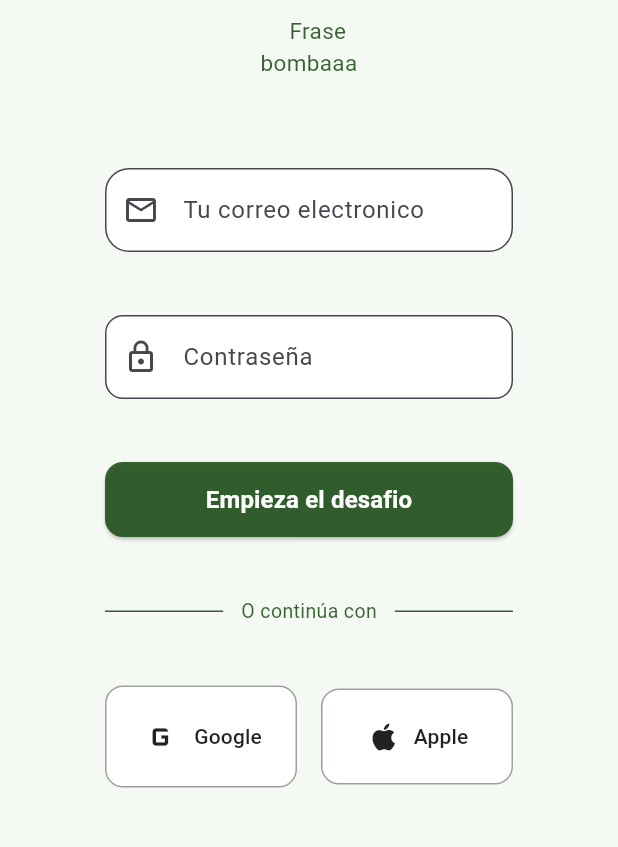
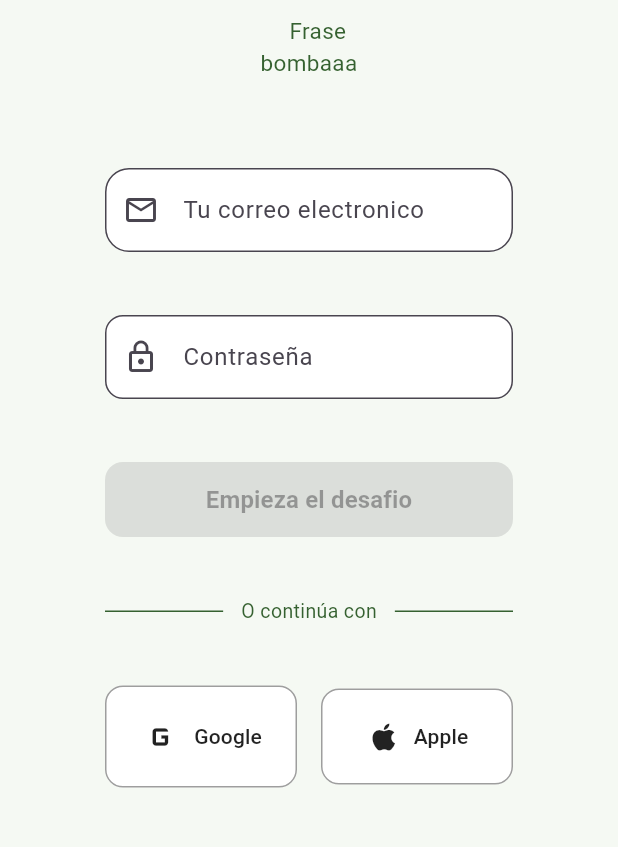
Before and after one commit to SergioGarciaAf/YSfit, a Flutter app: the screen it shows after launch, on a phone screen of 412 x 824 dp, the part 375-1222 px from its top. Run offline on Flutter 3.47's test engine with Material 3 defaults, Android fonts, the phone set to English and light mode, and no system bars; our stand-ins replace bloc, equatable, flutter_bloc; generated files the repository leaves out were written again; Roboto replaces fonts that are missing (RobotoMono).

Commit message:
Bloc login explanation, and create mock of LoginService

```diff
--- a/APP/ysfit/lib/app/view/app.dart
+++ b/APP/ysfit/lib/app/view/app.dart
@@ -1,13 +1,25 @@
 import 'package:flutter/material.dart';
+import 'package:flutter_bloc/flutter_bloc.dart';
+import 'package:ysfit/features/login/view/login_page.dart';
 import 'package:ysfit/features/login/view/login_view.dart';
 import 'package:ysfit/l10n/l10n.dart';
+import 'package:ysfit/services/login_service.dart';
 
 class App extends StatelessWidget {
-  const App({super.key});
+  const App({
+    required LoginService loginService
+}) :
+      _loginService = loginService;
+
+  final LoginService _loginService;
 
   @override
   Widget build(BuildContext context) {
-    return MaterialApp(
+    return MultiRepositoryProvider(
+        providers: [
+          RepositoryProvider.value(value: _loginService)
+        ],
+        child: MaterialApp(
       theme: ThemeData(
         appBarTheme: AppBarTheme(
           backgroundColor: Theme.of(context).colorScheme.inversePrimary,
@@ -16,7 +28,7 @@ class App extends StatelessWidget {
       ),
       localizationsDelegates: AppLocalizations.localizationsDelegates,
       supportedLocales: AppLocalizations.supportedLocales,
-      home: const LoginView(), //home pantalla principal
-    );
+      home: LoginPage(), //home pantalla principal
+    ));
   }
 }
--- a/APP/ysfit/lib/features/login/bloc/login_bloc.dart
+++ b/APP/ysfit/lib/features/login/bloc/login_bloc.dart
@@ -0,0 +1,45 @@
+import 'dart:async';
+import 'dart:math';
+
+import 'package:bloc/bloc.dart';
+import 'package:equatable/equatable.dart';
+import 'package:ysfit/services/login_service.dart';
+
+part 'login_event.dart';
+part 'login_state.dart';
+
+class LoginBloc extends Bloc<LoginEvent, LoginState> {
+  LoginBloc({
+    required LoginService loginService
+}) :
+      _loginService = loginService,
+        super(LoginInitialState()) {
+    on<LoginUserPassEvent>(_loginUserPassRequested);
+    on<LoginGoogleEvent>(_loginGoogleRequested);
+    on<LoginAppleEvent>(_loginAppleRequested);
+  }
+
+  final LoginService _loginService;
+
+  FutureOr<void> _loginUserPassRequested(LoginUserPassEvent event, Emitter<LoginState> emit) async {
+    emit(LoginLoadingState());
+
+    final ok = await _loginService.doSignIn('', '');
+
+    if(ok) {
+      emit(LoginCompletedState());
+    } else {
+      emit(LoginErrorState());
+    }
+  }
+
+  FutureOr<void> _loginGoogleRequested(LoginGoogleEvent event, Emitter<LoginState> emit) {
+    print('Login google');
+    emit(LoginLoadingState());
+  }
+
+  FutureOr<void> _loginAppleRequested(LoginAppleEvent event, Emitter<LoginState> emit) {
+    emit(LoginErrorState());
+    print('Login apple');
+  }
+}
--- a/APP/ysfit/lib/features/login/bloc/login_event.dart
+++ b/APP/ysfit/lib/features/login/bloc/login_event.dart
@@ -0,0 +1,17 @@
+part of 'login_bloc.dart';
+
+
+sealed class LoginEvent extends Equatable {
+  @override
+  List<Object?> get props => [];
+}
+
+class LoginUserPassEvent extends LoginEvent {
+
+}
+
+class LoginGoogleEvent extends LoginEvent {
+}
+
+class LoginAppleEvent extends LoginEvent {
+}
--- a/APP/ysfit/lib/features/login/bloc/login_state.dart
+++ b/APP/ysfit/lib/features/login/bloc/login_state.dart
@@ -0,0 +1,21 @@
+part of 'login_bloc.dart';
+
+sealed class LoginState extends Equatable {
+  @override
+  List<Object?> get props => [];
+}
+
+class LoginInitialState extends LoginState {
+}
+
+class LoginErrorState extends LoginState {
+
+}
+
+class LoginLoadingState extends LoginState {
+
+}
+
+class LoginCompletedState extends LoginState {
+
+}
--- a/APP/ysfit/lib/features/login/view/login_page.dart
+++ b/APP/ysfit/lib/features/login/view/login_page.dart
@@ -0,0 +1,14 @@
+import 'package:flutter/cupertino.dart';
+import 'package:flutter_bloc/flutter_bloc.dart';
+import 'package:ysfit/features/login/bloc/login_bloc.dart';
+import 'package:ysfit/features/login/view/login_view.dart';
+import 'package:ysfit/services/login_service.dart';
+
+class LoginPage extends StatelessWidget {
+  @override
+  Widget build(BuildContext context)
+    => BlocProvider(
+        create: (_) => LoginBloc(loginService: context.read<LoginService>()),
+        child: LoginView());
+
+}
--- a/APP/ysfit/lib/features/login/view/login_view.dart
+++ b/APP/ysfit/lib/features/login/view/login_view.dart
@@ -1,23 +1,53 @@
 import 'package:flutter/material.dart';
+import 'package:flutter_bloc/flutter_bloc.dart';
+import 'package:ysfit/features/login/bloc/login_bloc.dart';
+import 'package:ysfit/features/login/view/widgets/login_google.dart';
 
 class LoginView extends StatelessWidget {
   const LoginView({super.key});
   @override
   Widget build(BuildContext context) {
-    return const Scaffold(
-      body: AppLoginWindows(),
+    return Scaffold(
+      body: BlocConsumer<LoginBloc, LoginState>(
+          builder: (context, state) => AppLoginWindows(state),
+          listener: _runningListener,
+          buildWhen: (previousState, currentState) => currentState is! LoginCompletedState,
+          listenWhen: (previousState, currentState) => currentState is LoginCompletedState),
+
       backgroundColor: Color.fromARGB(202, 242, 247, 240),
     );
+  }
+
+  void _runningListener(BuildContext context, LoginState state) {
+      if(state is LoginCompletedState) {
+        //Navigator.of(context).push();
+      }
   }
 }
 
 class AppLoginWindows extends StatelessWidget {
-  const AppLoginWindows({super.key});
+  AppLoginWindows(this.state);
+
+  final LoginState state;
 
   @override
   Widget build(BuildContext context) {
     // Envuelvo todo en SingleChildScrollView para que no se salga
-    return const SingleChildScrollView(
+    return Stack(children: [
+      Positioned.fill(child: LoginContent(state)),
+    ]);
+  }
+
+}
+
+class LoginContent extends StatelessWidget {
+  LoginContent(this.state);
+
+  final LoginState state;
+
+  @override
+  Widget build(BuildContext context)
+    => SingleChildScrollView(
       child: Column(
         children: [
           SizedBox(height: 40),
@@ -40,6 +70,12 @@ class AppLoginWindows extends StatelessWidget {
             padding: EdgeInsets.symmetric(horizontal: 70, vertical: 22),
             child: EnterPassword(),
           ),
+
+          if(state is LoginLoadingState)
+            const CircularProgressIndicator(),
+
+          if(state is LoginErrorState)
+            ErrorText(),
 
           Padding(
             padding: EdgeInsets.symmetric(horizontal: 70, vertical: 20),
@@ -73,7 +109,12 @@ class AppLoginWindows extends StatelessWidget {
         ],
       ),
     );
-  }
+}
+
+class ErrorText extends StatelessWidget {
+  @override
+  Widget build(BuildContext context)
+    => Text('Error');
 }
 
 class Apple extends StatelessWidget {
@@ -100,29 +141,7 @@ class Apple extends StatelessWidget {
   }
 }
 
-class Google extends StatelessWidget {
-  const Google({
-    super.key,
-  });
 
-  @override
-  Widget build(BuildContext context) {
-    return OutlinedButton.icon(
-      onPressed: () {},
-      icon: const Icon(Icons.g_mobiledata, size: 28),
-      label: const Text('Google'),
-      style: OutlinedButton.styleFrom(
-        foregroundColor: const Color.fromARGB(221, 0, 0, 0),
-        backgroundColor: Colors.white,
-        padding: const EdgeInsets.symmetric(vertical: 20),
-        side: const BorderSide(color: Colors.grey),
-        shape: RoundedRectangleBorder(
-          borderRadius: BorderRadius.circular(12),
-        ),
-      ),
-    );
-  }
-}
 
 class DividingLine extends StatelessWidget {
   const DividingLine({
@@ -173,9 +192,15 @@ class EnterButton extends StatelessWidget {
         foregroundColor: Colors.white,
         shape: RoundedRectangleBorder(
           borderRadius: BorderRadius.circular(12),
+
         ),
       ),
-      onPressed: () {},
+      /*
+      onPressed: state is LoginCompletedState
+        ? () => Navigator.of(context).push(MainPage())
+        : null,
+       */
+      onPressed: null,
       child: const Text(
         'Empieza el desafio',
         style: TextStyle(
--- /dev/null
+++ b/APP/ysfit/lib/features/login/view/widgets/login_google.dart
@@ -0,0 +1,27 @@
+import 'package:flutter/material.dart';
+import 'package:flutter_bloc/flutter_bloc.dart';
+import 'package:ysfit/features/login/bloc/login_bloc.dart';
+
+class Google extends StatelessWidget {
+  const Google({
+    super.key,
+  });
+
+  @override
+  Widget build(BuildContext context) {
+    return OutlinedButton.icon(
+      onPressed: () => context.read<LoginBloc>().add(LoginGoogleEvent()),
+      icon: const Icon(Icons.g_mobiledata, size: 28),
+      label: const Text('Google'),
+      style: OutlinedButton.styleFrom(
+        foregroundColor: const Color.fromARGB(221, 0, 0, 0),
+        backgroundColor: Colors.white,
+        padding: const EdgeInsets.symmetric(vertical: 20),
+        side: const BorderSide(color: Colors.grey),
+        shape: RoundedRectangleBorder(
+          borderRadius: BorderRadius.circular(12),
+        ),
+      ),
+    );
+  }
+}
--- a/APP/ysfit/lib/main_development.dart
+++ b/APP/ysfit/lib/main_development.dart
@@ -1,6 +1,7 @@
 import 'package:ysfit/app/app.dart';
 import 'package:ysfit/bootstrap.dart';
+import 'package:ysfit/services/login_service.dart';
 
 Future<void> main() async {
-  await bootstrap(() => const App());
+  await bootstrap(() => App(loginService: LoginServiceDevelopment()));
 }
--- a/APP/ysfit/lib/main_production.dart
+++ b/APP/ysfit/lib/main_production.dart
@@ -1,6 +1,7 @@
 import 'package:ysfit/app/app.dart';
 import 'package:ysfit/bootstrap.dart';
+import 'package:ysfit/services/login_service.dart';
 
 Future<void> main() async {
-  await bootstrap(() => const App());
+  await bootstrap(() => App(loginService: LoginServiceProduction()));
 }
--- a/APP/ysfit/lib/main_staging.dart
+++ b/APP/ysfit/lib/main_staging.dart
@@ -1,6 +1,7 @@
 import 'package:ysfit/app/app.dart';
 import 'package:ysfit/bootstrap.dart';
+import 'package:ysfit/services/login_service.dart';
 
 Future<void> main() async {
-  await bootstrap(() => const App());
+  await bootstrap(() => App(loginService: LoginServiceProduction()));
 }
--- a/APP/ysfit/pubspec.yaml
+++ b/APP/ysfit/pubspec.yaml
@@ -15,6 +15,7 @@ dependencies:
   flutter_localizations:
     sdk: flutter
   intl: ^0.20.2
+  equatable: ^2.0.8
 
 dev_dependencies:
   bloc_lint: ^0.4.1
```
Also changed, not shown: APP/ysfit/lib/services/login_service.dart (added, +31 -0 lines), APP/ysfit/pubspec.lock, 5 other files.
